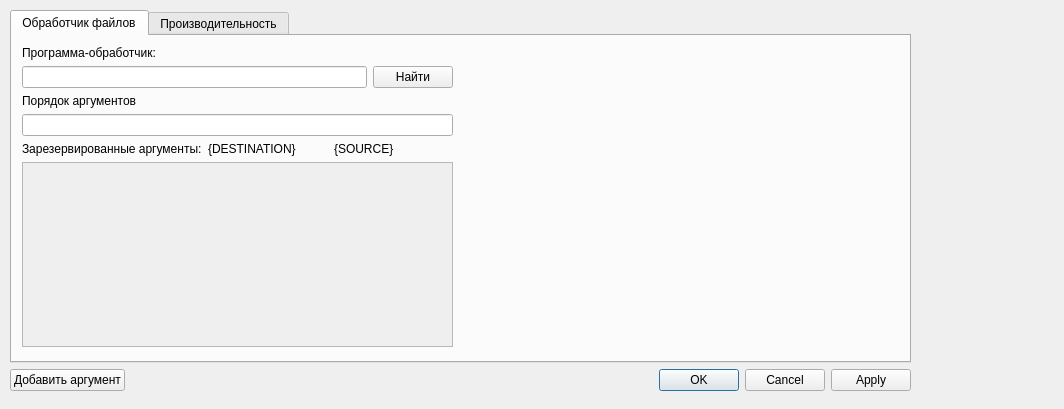
The window that src/tsettingswindow.ui (AngryConst/SyncList) describes before a commit, drawn with Qt 5.
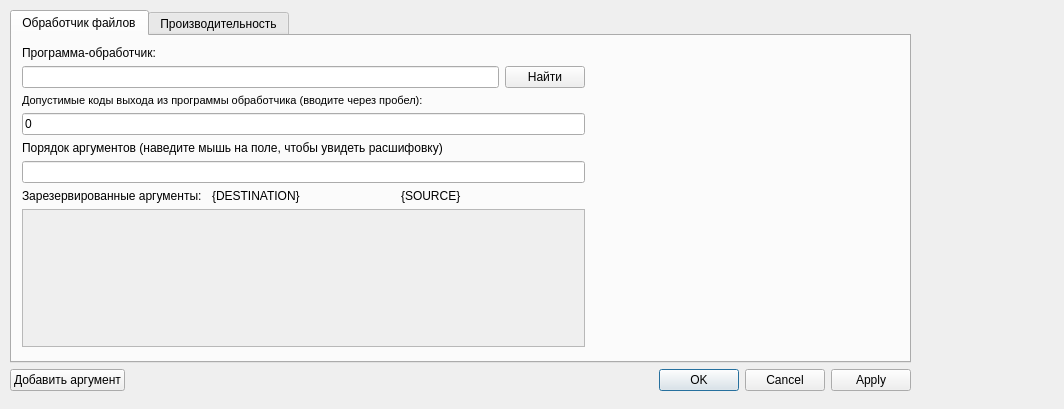
The same window after the commit.

Commit message: 1) Добавлен учёт кода ошибок приложения. Для примера 7-zip выдавал коды ошибок, отличные от нуля, но при этом QProcess::exitCode() стабильно говорит об успешности операции. Теперь в настройках пользователь может указать допустимые коды возврата из  внешнего приложения. По умолчанию это поле пустое. 2) Исправлена ошибка в tSettingsWindow::parseArguments(). Некоторые пробельные символы неправильно подменялись, что приводило к ошибке парсинга аргументов.

Diff of the .ui file:
```diff
--- a/src/tsettingswindow.ui
+++ b/src/tsettingswindow.ui
@@ -46,7 +46,7 @@
          <rect>
           <x>10</x>
           <y>10</y>
-          <width>431</width>
+          <width>563</width>
           <height>301</height>
          </rect>
         </property>
@@ -78,12 +78,36 @@
              </item>
             </layout>
            </item>
+           <item>
+            <widget class="QLabel" name="exitCodesLabel">
+             <property name="text">
+              <string>&lt;!DOCTYPE HTML PUBLIC &quot;-//W3C//DTD HTML 4.0//EN&quot; &quot;http://www.w3.org/TR/REC-html40/strict.dtd&quot;&gt;
+&lt;html&gt;&lt;head&gt;&lt;meta name=&quot;qrichtext&quot; content=&quot;1&quot; /&gt;&lt;style type=&quot;text/css&quot;&gt;
+p, li { white-space: pre-wrap; }
+&lt;/style&gt;&lt;/head&gt;&lt;body style=&quot; font-family:'MS Shell Dlg 2'; font-size:8pt; font-weight:400; font-style:normal;&quot;&gt;
+&lt;p style=&quot; margin-top:12px; margin-bottom:12px; margin-left:0px; margin-right:0px; -qt-block-indent:0; text-indent:0px;&quot;&gt;Допустимые коды выхода из программы обработчика (вводите через пробел):&lt;/p&gt;&lt;/body&gt;&lt;/html&gt;</string>
+             </property>
+             <property name="wordWrap">
+              <bool>false</bool>
+             </property>
+            </widget>
+           </item>
+           <item>
+            <widget class="QLineEdit" name="exitCodesLineEdit">
+             <property name="toolTip">
+              <string>&lt;html&gt;&lt;head/&gt;&lt;body&gt;&lt;p&gt;Обычно у программ код успешного выполнения - это &amp;quot;0&amp;quot;. Если оставить пустым, коды проверяться не будут.&lt;/p&gt;&lt;/body&gt;&lt;/html&gt;</string>
+             </property>
+             <property name="text">
+              <string>0</string>
+             </property>
+            </widget>
+           </item>
           </layout>
          </item>
          <item>
           <widget class="QLabel" name="lArgsOrder">
            <property name="text">
-            <string>Порядок аргументов</string>
+            <string>Порядок аргументов (наведите мышь на поле, чтобы увидеть расшифовку)</string>
            </property>
           </widget>
          </item>
@@ -137,8 +161,8 @@
              <rect>
               <x>0</x>
               <y>0</y>
-              <width>427</width>
-              <height>179</height>
+              <width>559</width>
+              <height>134</height>
              </rect>
             </property>
             <widget class="QWidget" name="layoutWidget">
```
The commit also changes 7 other files.
